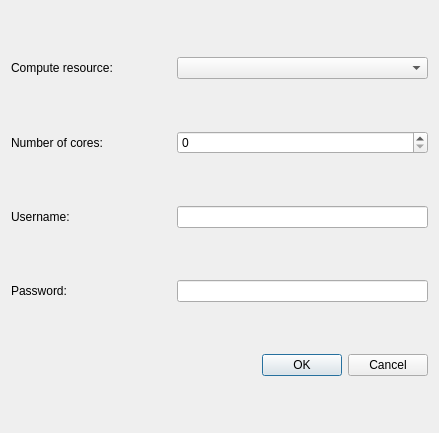
Qt form Code/Mantid/scripts/Interface/ui/cluster_details_dialog.ui (mantidproject/mantid) before a commit.
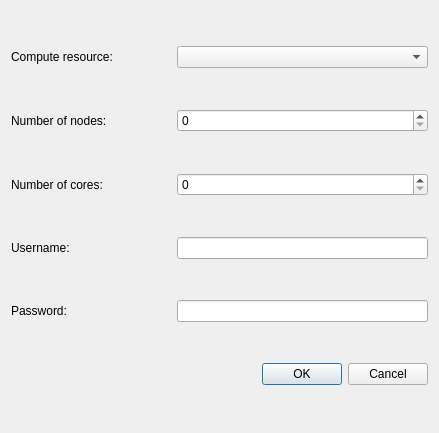
The same form after that commit.

Commit message: Re #6924 add box for number of nodes

```diff
--- a/Code/Mantid/scripts/Interface/ui/cluster_details_dialog.ui
+++ b/Code/Mantid/scripts/Interface/ui/cluster_details_dialog.ui
@@ -55,6 +55,32 @@
      </item>
     </layout>
    </item>
+   <item>
+    <layout class="QHBoxLayout" name="horizontalLayout_4">
+     <item>
+      <widget class="QLabel" name="label_4">
+       <property name="minimumSize">
+        <size>
+         <width>160</width>
+         <height>0</height>
+        </size>
+       </property>
+       <property name="maximumSize">
+        <size>
+         <width>160</width>
+         <height>16777215</height>
+        </size>
+       </property>
+       <property name="text">
+        <string>Number of nodes:</string>
+       </property>
+      </widget>
+     </item>
+     <item>
+      <widget class="QSpinBox" name="nodes_box"/>
+     </item>
+    </layout>
+   </item>
    <item>
     <layout class="QHBoxLayout" name="horizontalLayout_5">
      <item>
```
The commit also changes 2 other files.
